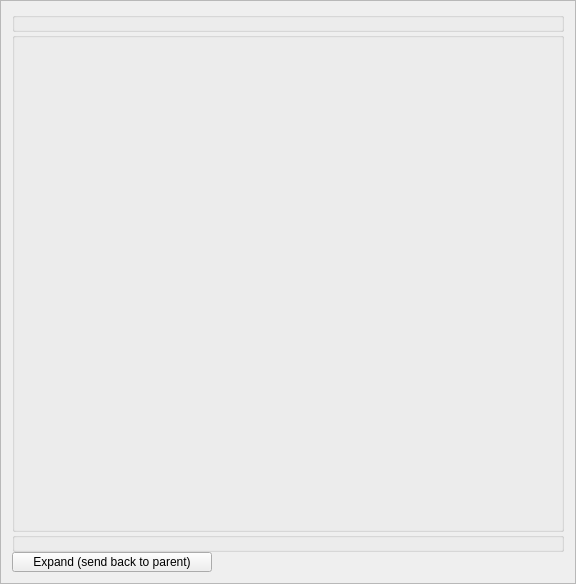
Above: src/Interface/Application/SubnetEditor.ui from SCIInstitute/SCIRun before the change. Below: the same form after it.
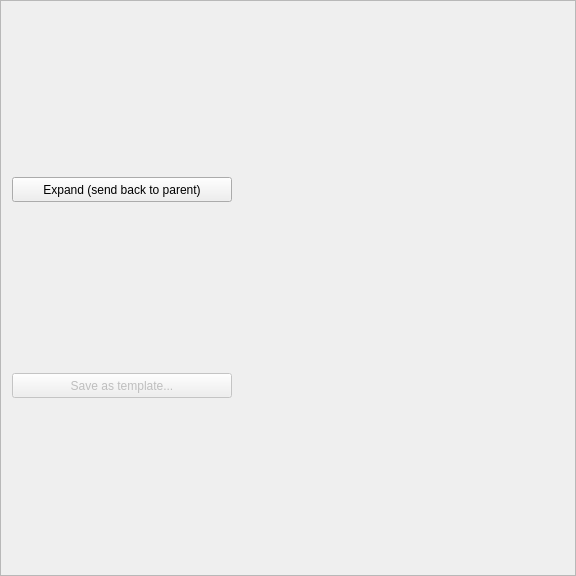
That is the form after the change.

Commit message: Simplify layout

The edit to the form file:
```diff
--- a/src/Interface/Application/SubnetEditor.ui
+++ b/src/Interface/Application/SubnetEditor.ui
@@ -21,69 +21,14 @@
   </property>
   <layout class="QVBoxLayout" name="verticalLayout">
    <property name="spacing">
-    <number>0</number>
+    <number>-1</number>
    </property>
-   <item>
-    <widget class="QGroupBox" name="inputPortsGroupBox_">
-     <property name="minimumSize">
-      <size>
-       <width>0</width>
-       <height>20</height>
-      </size>
-     </property>
-     <property name="toolTip">
-      <string>Input ports</string>
-     </property>
-     <property name="title">
-      <string/>
-     </property>
-     <property name="flat">
-      <bool>true</bool>
-     </property>
-    </widget>
-   </item>
-   <item>
-    <widget class="QGroupBox" name="groupBox">
-     <property name="minimumSize">
-      <size>
-       <width>500</width>
-       <height>500</height>
-      </size>
-     </property>
-     <property name="acceptDrops">
-      <bool>true</bool>
-     </property>
-     <property name="title">
-      <string/>
-     </property>
-     <zorder>tabWidget</zorder>
-    </widget>
-   </item>
-   <item>
-    <widget class="QGroupBox" name="outputPortsGroupBox_">
-     <property name="minimumSize">
-      <size>
-       <width>0</width>
-       <height>20</height>
-      </size>
-     </property>
-     <property name="toolTip">
-      <string>Output ports</string>
-     </property>
-     <property name="title">
-      <string/>
-     </property>
-     <property name="flat">
-      <bool>true</bool>
-     </property>
-    </widget>
-   </item>
    <item>
     <widget class="QPushButton" name="expandPushButton_">
      <property name="maximumSize">
       <size>
-       <width>200</width>
-       <height>20</height>
+       <width>220</width>
+       <height>25</height>
       </size>
      </property>
      <property name="text">
@@ -91,6 +36,25 @@
      </property>
     </widget>
    </item>
+   <item>
+    <widget class="QPushButton" name="saveAsTemplatePushButton_">
+     <property name="enabled">
+      <bool>false</bool>
+     </property>
+     <property name="maximumSize">
+      <size>
+       <width>220</width>
+       <height>25</height>
+      </size>
+     </property>
+     <property name="text">
+      <string>Save as template...</string>
+     </property>
+     <property name="flat">
+      <bool>false</bool>
+     </property>
+    </widget>
+   </item>
   </layout>
  </widget>
  <resources/>
```
The commit also changes 1 other file.
